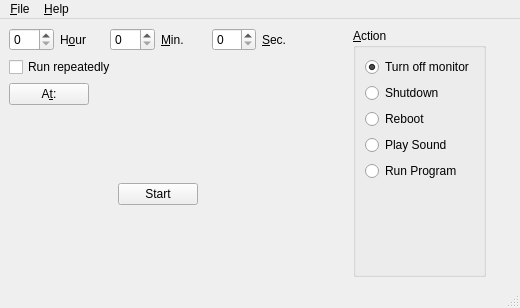
This is src/mainwindow.ui in cges30901/hmtimer as Qt 5 draws it before an edit. The edited form follows.
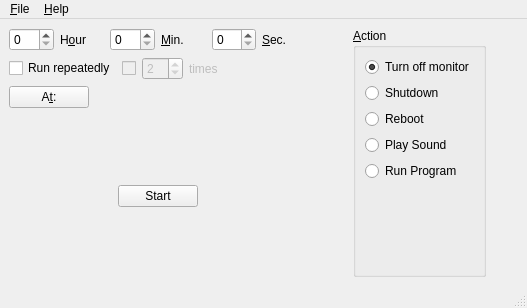
This is the edited form. Icons and pictures are not drawn.

Commit message: add function to limit repeat times

The edit to the form file:
```diff
--- a/src/mainwindow.ui
+++ b/src/mainwindow.ui
@@ -6,7 +6,7 @@
    <rect>
     <x>0</x>
     <y>0</y>
-    <width>520</width>
+    <width>527</width>
     <height>308</height>
    </rect>
   </property>
@@ -76,11 +76,58 @@
        </layout>
       </item>
       <item>
-       <widget class="QCheckBox" name="chbRunRepeatedly">
-        <property name="text">
-         <string>Run repeatedly</string>
-        </property>
-       </widget>
+       <layout class="QHBoxLayout" name="horizontalLayout_4">
+        <item>
+         <widget class="QCheckBox" name="chbRunRepeatedly">
+          <property name="text">
+           <string>Run repeatedly</string>
+          </property>
+         </widget>
+        </item>
+        <item>
+         <widget class="QCheckBox" name="chbRepeatTimes">
+          <property name="enabled">
+           <bool>false</bool>
+          </property>
+          <property name="text">
+           <string/>
+          </property>
+         </widget>
+        </item>
+        <item>
+         <widget class="QSpinBox" name="spbRepeatTimes">
+          <property name="enabled">
+           <bool>false</bool>
+          </property>
+          <property name="value">
+           <number>2</number>
+          </property>
+         </widget>
+        </item>
+        <item>
+         <widget class="QLabel" name="labelRepeatTimes">
+          <property name="enabled">
+           <bool>false</bool>
+          </property>
+          <property name="text">
+           <string>times</string>
+          </property>
+         </widget>
+        </item>
+        <item>
+         <spacer name="horizontalSpacer_6">
+          <property name="orientation">
+           <enum>Qt::Horizontal</enum>
+          </property>
+          <property name="sizeHint" stdset="0">
+           <size>
+            <width>40</width>
+            <height>20</height>
+           </size>
+          </property>
+         </spacer>
+        </item>
+       </layout>
       </item>
       <item>
        <layout class="QHBoxLayout" name="horizontalLayout_3">
@@ -270,8 +317,8 @@
     <rect>
      <x>0</x>
      <y>0</y>
-     <width>520</width>
-     <height>30</height>
+     <width>527</width>
+     <height>29</height>
     </rect>
    </property>
    <widget class="QMenu" name="menuHelp">
```
Left out of the diff: 1 changed line with no effect on the pictures. The commit also changes 2 other files.
